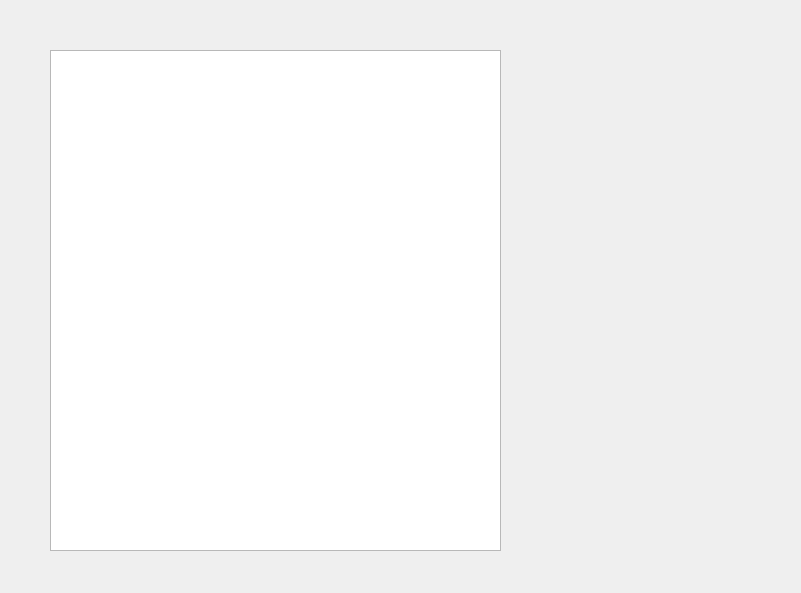
This is wordforword/sortby_author.ui in kadealicious/CSC3220-T0-Quotes as Qt 5 draws it before an edit. The edited form follows.
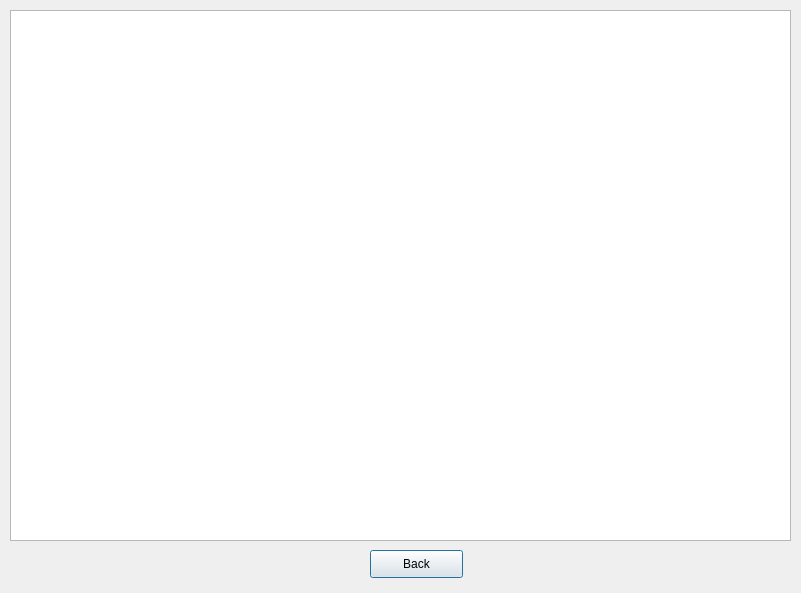
This is the edited form.

```diff
--- a/wordforword/sortby_author.ui
+++ b/wordforword/sortby_author.ui
@@ -16,13 +16,26 @@
   <widget class="QTableView" name="tableView">
    <property name="geometry">
     <rect>
-     <x>50</x>
-     <y>50</y>
-     <width>451</width>
-     <height>501</height>
+     <x>10</x>
+     <y>10</y>
+     <width>781</width>
+     <height>531</height>
     </rect>
    </property>
   </widget>
+  <widget class="QPushButton" name="pushButton">
+   <property name="geometry">
+    <rect>
+     <x>370</x>
+     <y>550</y>
+     <width>93</width>
+     <height>28</height>
+    </rect>
+   </property>
+   <property name="text">
+    <string>Back</string>
+   </property>
+  </widget>
  </widget>
  <resources/>
  <connections/>
```
